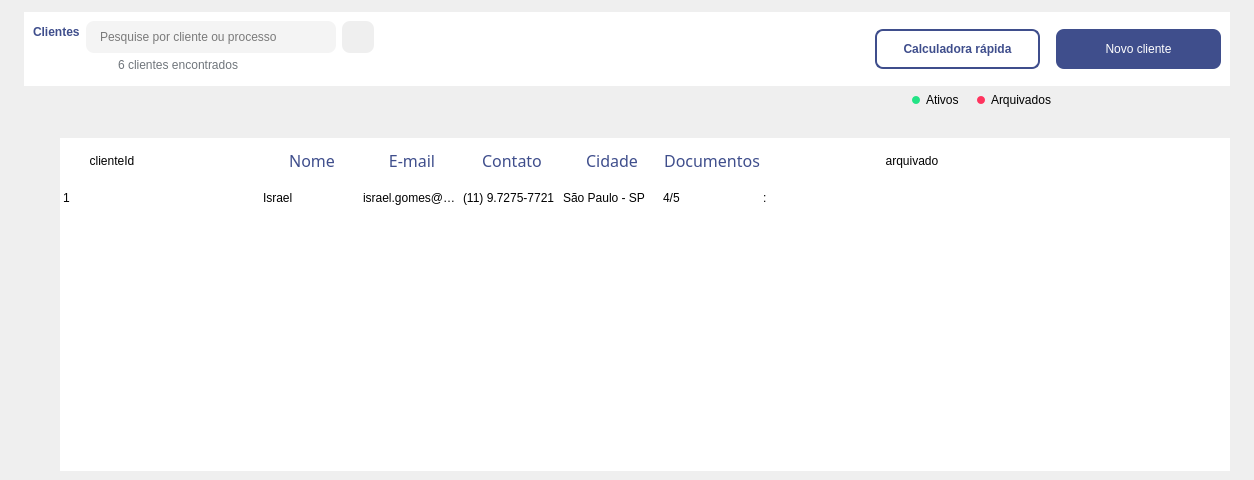
This is Design/UI/newListaClientes.ui in newprev/PrevCliente as Qt 5 draws it before an edit. The edited form follows.
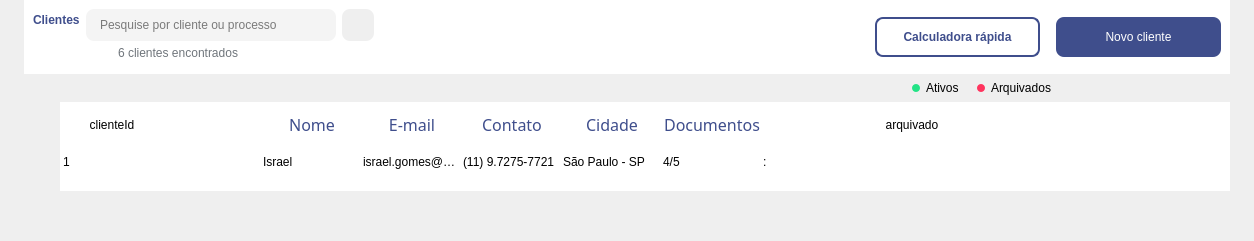
This is the edited form. Icons and pictures are not drawn.

The edit to the form file:
```diff
--- a/Design/UI/newListaClientes.ui
+++ b/Design/UI/newListaClientes.ui
@@ -7,9 +7,15 @@
     <x>0</x>
     <y>0</y>
     <width>1254</width>
-    <height>480</height>
+    <height>241</height>
    </rect>
   </property>
+  <property name="sizePolicy">
+   <sizepolicy hsizetype="Preferred" vsizetype="Minimum">
+    <horstretch>0</horstretch>
+    <verstretch>0</verstretch>
+   </sizepolicy>
+  </property>
   <property name="windowTitle">
    <string>Form</string>
   </property>
@@ -36,6 +42,12 @@
    </property>
    <item row="0" column="0">
     <widget class="QFrame" name="frPrincipal">
+     <property name="sizePolicy">
+      <sizepolicy hsizetype="Preferred" vsizetype="Minimum">
+       <horstretch>0</horstretch>
+       <verstretch>0</verstretch>
+      </sizepolicy>
+     </property>
      <property name="frameShape">
       <enum>QFrame::NoFrame</enum>
      </property>
@@ -50,12 +62,15 @@
        <number>24</number>
       </property>
       <property name="topMargin">
-       <number>12</number>
+       <number>0</number>
       </property>
       <property name="rightMargin">
        <number>24</number>
       </property>
-      <item>
+      <property name="bottomMargin">
+       <number>0</number>
+      </property>
+      <item alignment="Qt::AlignTop">
        <widget class="QFrame" name="frCabecalhoLista">
         <property name="sizePolicy">
          <sizepolicy hsizetype="Preferred" vsizetype="Minimum">
@@ -159,6 +174,9 @@
          <enum>QFrame::Raised</enum>
         </property>
         <layout class="QHBoxLayout" name="horizontalLayout">
+         <property name="topMargin">
+          <number>9</number>
+         </property>
          <item>
           <widget class="QFrame" name="frame_2">
            <property name="frameShape">
@@ -462,7 +480,7 @@
         </layout>
        </widget>
       </item>
-      <item>
+      <item alignment="Qt::AlignTop">
        <widget class="QFrame" name="frMiddle">
         <property name="styleSheet">
          <string notr="true">/*----------------------------------- Frame ---------------------------------------*/
@@ -632,8 +650,14 @@
         </layout>
        </widget>
       </item>
-      <item>
+      <item alignment="Qt::AlignTop">
        <widget class="QFrame" name="frTabela">
+        <property name="sizePolicy">
+         <sizepolicy hsizetype="Preferred" vsizetype="Minimum">
+          <horstretch>0</horstretch>
+          <verstretch>0</verstretch>
+         </sizepolicy>
+        </property>
         <property name="styleSheet">
          <string notr="true">/*------------------------------------------- Table Widget -------------------------------------------*/
 #tblClientes {
@@ -680,7 +704,7 @@
           <number>36</number>
          </property>
          <property name="topMargin">
-          <number>24</number>
+          <number>0</number>
          </property>
          <property name="rightMargin">
           <number>0</number>
@@ -688,8 +712,14 @@
          <property name="bottomMargin">
           <number>0</number>
          </property>
-         <item>
+         <item alignment="Qt::AlignTop">
           <widget class="QTableWidget" name="tblClientes">
+           <property name="sizePolicy">
+            <sizepolicy hsizetype="Expanding" vsizetype="Minimum">
+             <horstretch>0</horstretch>
+             <verstretch>0</verstretch>
+            </sizepolicy>
+           </property>
            <property name="frameShape">
             <enum>QFrame::NoFrame</enum>
            </property>
@@ -970,6 +1000,19 @@
         </layout>
        </widget>
       </item>
+      <item>
+       <spacer name="verticalSpacer">
+        <property name="orientation">
+         <enum>Qt::Vertical</enum>
+        </property>
+        <property name="sizeHint" stdset="0">
+         <size>
+          <width>20</width>
+          <height>40</height>
+         </size>
+        </property>
+       </spacer>
+      </item>
      </layout>
     </widget>
    </item>
```
